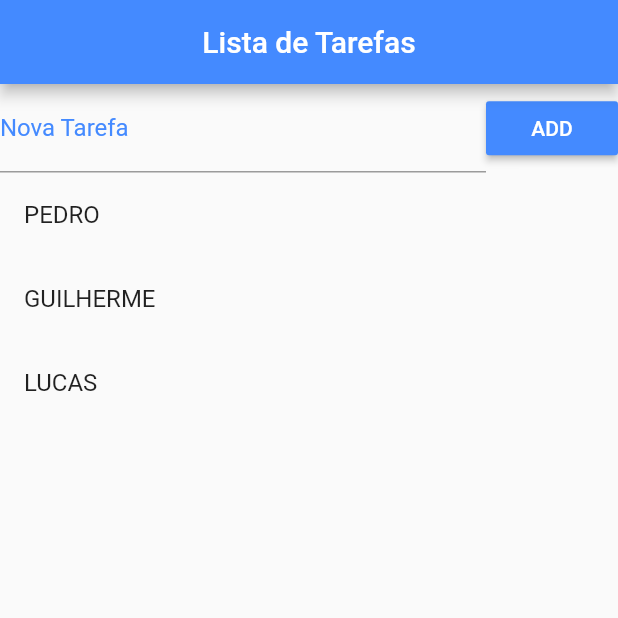
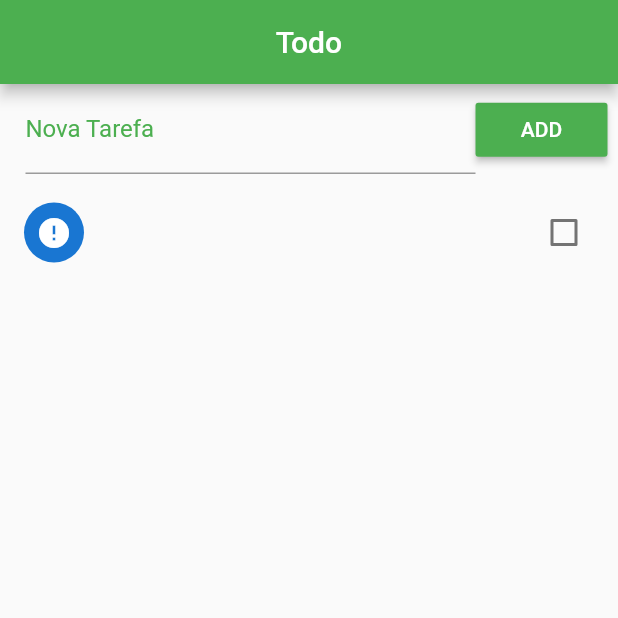
Before and after one commit to PedroFischerDeveloper/desenvolvimento-mobile, a Flutter app: the screen it shows after launch, after a tap on "ADD", on a phone screen of 412 x 824 dp, the top half of it. Run offline on Flutter 3.47's test engine with Material 2 defaults, Android fonts, the phone set to English and light mode, and no system bars.

Commit message:
[add] - adicionar tarefa, remover tarefa com swipe

```diff
--- a/lib/main.dart
+++ b/lib/main.dart
@@ -1,11 +1,13 @@
+import 'dart:async';
 import 'dart:convert';
 import 'dart:io';
 
 import 'package:flutter/material.dart';
 import 'package:path_provider/path_provider.dart';
 
-void main() {
-  runApp(MaterialApp(home: Home(),
+void main(){
+  runApp(MaterialApp(
+    home: Home(),
   ));
 }
 
@@ -15,51 +17,146 @@ class Home extends StatefulWidget {
 }
 
 class _HomeState extends State<Home> {
-  List _toDoList = ["PEDRO", "GUILHERME", "LUCAS"];
+
+  final _toDoController = TextEditingController();
+
+  List _toDoList = [];
+
+  Map<String, dynamic> _lastRemoved;
+  int _lastRemovedPos;
+
+  @override
+  void initState() {
+    super.initState();
+
+    _readData().then((data) {
+      setState(() {
+        _toDoList = json.decode(data);
+      });
+    });
+  }
+
+  void _addToDo() {
+    setState(() {
+      Map<String, dynamic> newToDo = Map();
+      newToDo["title"] = _toDoController.text;
+      _toDoController.text = "";
+      newToDo["ok"] = false;
+      _toDoList.add(newToDo);
+
+      _saveData();
+    });
+  }
+
+  Future<Null> _refresh() async{
+    await Future.delayed(Duration(seconds: 1));
+
+    setState(() {
+      _toDoList.sort((a, b){
+        if(a["ok"] && !b["ok"]) return 1;
+        else if(!a["ok"] && b["ok"]) return -1;
+        else return 0;
+      });
+
+      _saveData();
+    });
+
+    return null;
+  }
 
   @override
   Widget build(BuildContext context) {
     return Scaffold(
       appBar: AppBar(
-        title: Text("Lista de Tarefas"),
-        backgroundColor: Colors.blueAccent,
+        title: Text("Todo"),
+        backgroundColor: Colors.green,
         centerTitle: true,
       ),
       body: Column(
         children: <Widget>[
           Container(
-            padding: EdgeInsents.fromLTRB(20.0, 5.0, 10.0, 1.0),
+            padding: EdgeInsets.fromLTRB(17.0, 1.0, 7.0, 1.0),
             child: Row(
               children: <Widget>[
                 Expanded(
                   child: TextField(
+                    controller: _toDoController,
                     decoration: InputDecoration(
                         labelText: "Nova Tarefa",
-                    labelStyle: TextStyle(color: Colors.blueAccent)
+                        labelStyle: TextStyle(color: Colors.green)
                     ),
-                  ),
+                  )
                 ),
                 RaisedButton(
-                  color: Colors.blueAccent,
+                  color: Colors.green,
                   child: Text("ADD"),
                   textColor: Colors.white,
-                  onPressed: () {  },
+                  onPressed: _addToDo,
                 )
               ],
             ),
           ),
           Expanded(
+            child: RefreshIndicator(onRefresh: _refresh,
               child: ListView.builder(
-                padding: EdgeInsents.only(top: 10.0),
+                  padding: EdgeInsets.only(top: 10.0),
                   itemCount: _toDoList.length,
-                      itemBuilder: (context, index) {
-                        return ListTile(
-                          title: Text(_toDoList[index])
-                        );
-                    }),
+                  itemBuilder: buildItem),),
           )
         ],
       ),
+    );
+  }
+
+  Widget buildItem(BuildContext context, int index){
+    return Dismissible(
+      key: Key(DateTime.now().millisecondsSinceEpoch.toString()),
+      background: Container(
+        color: Colors.red,
+        child: Align(
+          alignment: Alignment(-0.9, 0.0),
+          child: Icon(Icons.delete, color: Colors.white,),
+        ),
+      ),
+      direction: DismissDirection.startToEnd,
+      child: CheckboxListTile(
+        title: Text(_toDoList[index]["title"]),
+        value: _toDoList[index]["ok"],
+        secondary: CircleAvatar(
+          child: Icon(_toDoList[index]["ok"] ?
+          Icons.check : Icons.error),),
+        onChanged: (c){
+          setState(() {
+            _toDoList[index]["ok"] = c;
+            _saveData();
+          });
+        },
+      ),
+      onDismissed: (direction){
+        setState(() {
+          _lastRemoved = Map.from(_toDoList[index]);
+          _lastRemovedPos = index;
+          _toDoList.removeAt(index);
+
+          _saveData();
+
+          final snack = SnackBar(
+            content: Text("Tarefa \"${_lastRemoved["title"]}\" removida!"),
+            action: SnackBarAction(label: "Desfazer",
+                onPressed: () {
+                  setState(() {
+                    _toDoList.insert(_lastRemovedPos, _lastRemoved);
+                    _saveData();
+                  });
+                }),
+            duration: Duration(seconds: 2),
+          );
+
+          Scaffold.of(context).removeCurrentSnackBar();
+          Scaffold.of(context).showSnackBar(snack);
+
+        });
+      },
     );
   }
 
@@ -70,24 +167,19 @@ class _HomeState extends State<Home> {
 
   Future<File> _saveData() async {
     String data = json.encode(_toDoList);
+
     final file = await _getFile();
     return file.writeAsString(data);
   }
 
   Future<String> _readData() async {
     try {
-                    final file  = await _getFile();
+      final file = await _getFile();
 
       return file.readAsString();
-
-                  } catch(e) {
+    } catch (e) {
       return null;
     }
   }
+
 }
-
-              class EdgeInsents {
-                static fromLTRB(double d, double e, double f, double g) {}
-
-        static only({double top}) {}
-}
```
Also changed, not shown: 2 other files. Lines whose indentation alone changed are shown as unchanged.
